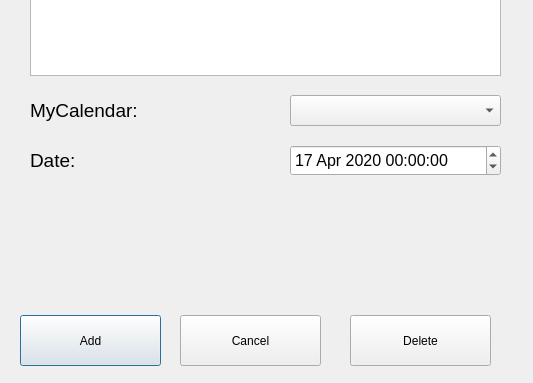
Above: eventdialog.ui from MigotMateusz/Time_organizer before the change; both pictures show x 0 to 533 and y 205 to 588 of the 533 by 588 pixel window. Below: the same form after it.
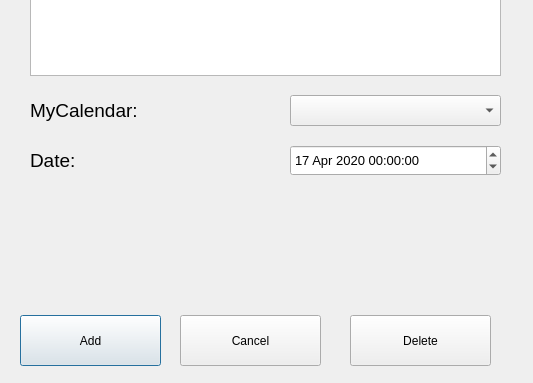
That is the form after the change.

What changed in the file:
```diff
--- a/eventdialog.ui
+++ b/eventdialog.ui
@@ -144,7 +144,7 @@
    </property>
    <property name="font">
     <font>
-     <pointsize>12</pointsize>
+     <pointsize>10</pointsize>
     </font>
    </property>
    <property name="date">
```
Left out of the diff: 20 changed lines with no effect on the pictures.
